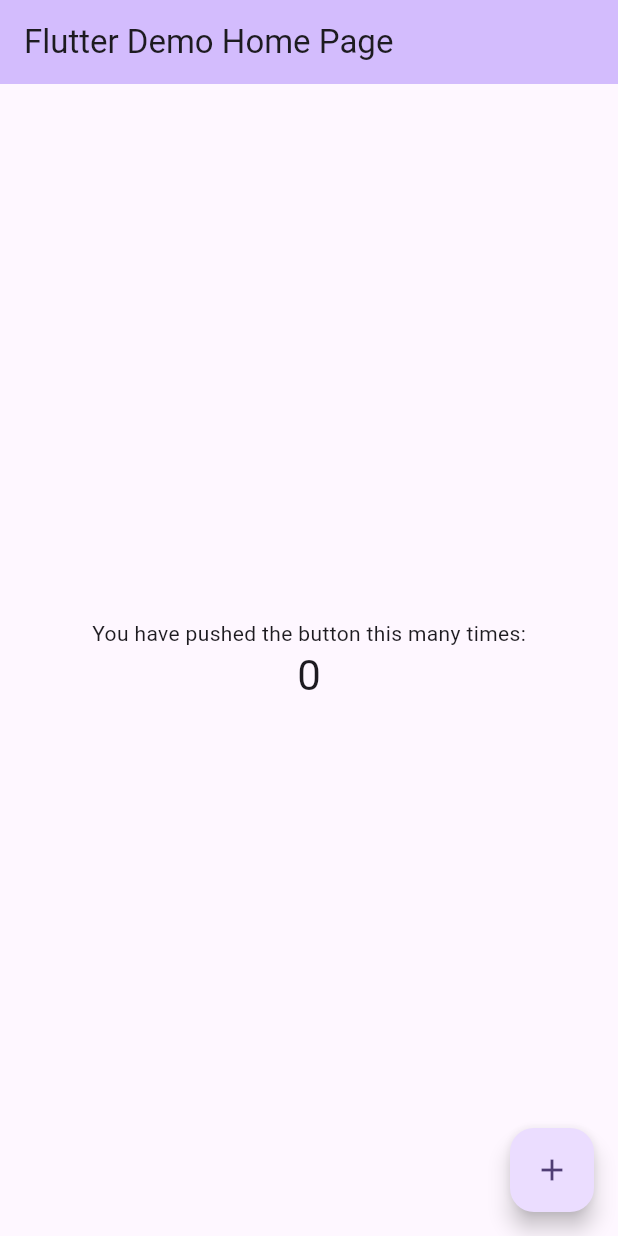
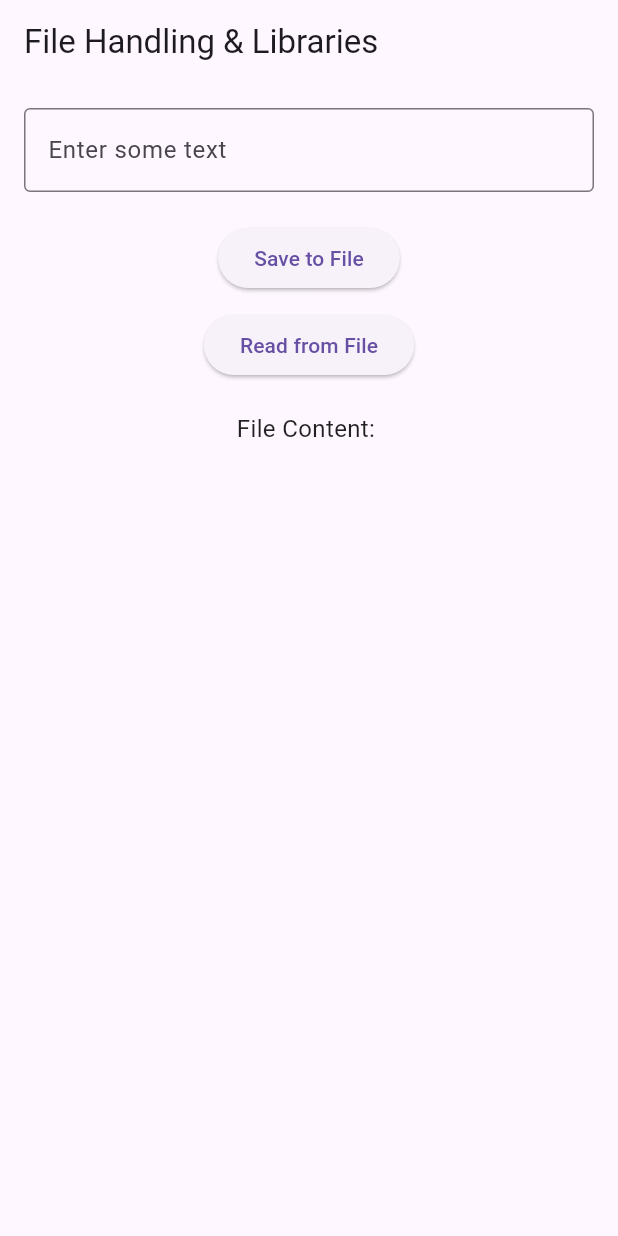
Before and after one commit to Hindavi-1/MAD-Lab, a Flutter app: the screen it shows after launch, on a phone screen of 412 x 824 dp. Run offline on Flutter 3.47's test engine with Material 3 defaults, Android fonts, the light colour scheme and no system bars.

Commit message:
task8 - file handling

```diff
--- a/exp_8 /lib/main.dart
+++ b/exp_8 /lib/main.dart
@@ -1,122 +1,189 @@
+import 'dart:convert';
+
+import 'dart:io';
+
 import 'package:flutter/material.dart';
 
+import 'package:path_provider/path_provider.dart';
+
+
+
 void main() {
-  runApp(const MyApp());
+
+  runApp(MyApp());
+
 }
 
+
+
 class MyApp extends StatelessWidget {
-  const MyApp({super.key});
 
-  // This widget is the root of your application.
   @override
+
   Widget build(BuildContext context) {
+
     return MaterialApp(
-      title: 'Flutter Demo',
-      theme: ThemeData(
-        // This is the theme of your application.
-        //
-        // TRY THIS: Try running your application with "flutter run". You'll see
-        // the application has a purple toolbar. Then, without quitting the app,
-        // try changing the seedColor in the colorScheme below to Colors.green
-        // and then invoke "hot reload" (save your changes or press the "hot
-        // reload" button in a Flutter-supported IDE, or press "r" if you used
-        // the command line to start the app).
-        //
-        // Notice that the counter didn't reset back to zero; the application
-        // state is not lost during the reload. To reset the state, use hot
-        // restart instead.
-        //
-        // This works for code too, not just values: Most code changes can be
-        // tested with just a hot reload.
-        colorScheme: ColorScheme.fromSeed(seedColor: Colors.deepPurple),
-      ),
-      home: const MyHomePage(title: 'Flutter Demo Home Page'),
+
+      title: 'File Handling Demo',
+
+      theme: ThemeData(primarySwatch: Colors.teal),
+
+      home: FileDemoScreen(),
+
     );
+
   }
+
 }
 
-class MyHomePage extends StatefulWidget {
-  const MyHomePage({super.key, required this.title});
 
-  // This widget is the home page of your application. It is stateful, meaning
-  // that it has a State object (defined below) that contains fields that affect
-  // how it looks.
 
-  // This class is the configuration for the state. It holds the values (in this
-  // case the title) provided by the parent (in this case the App widget) and
-  // used by the build method of the State. Fields in a Widget subclass are
-  // always marked "final".
-
-  final String title;
+class FileDemoScreen extends StatefulWidget {
 
   @override
-  State<MyHomePage> createState() => _MyHomePageState();
+
+  _FileDemoScreenState createState() => _FileDemoScreenState();
+
 }
 
-class _MyHomePageState extends State<MyHomePage> {
-  int _counter = 0;
 
-  void _incrementCounter() {
-    setState(() {
-      // This call to setState tells the Flutter framework that something has
-      // changed in this State, which causes it to rerun the build method below
-      // so that the display can reflect the updated values. If we changed
-      // _counter without calling setState(), then the build method would not be
-      // called again, and so nothing would appear to happen.
-      _counter++;
-    });
+
+class _FileDemoScreenState extends State<FileDemoScreen> {
+
+  TextEditingController _controller = TextEditingController();
+
+  String _fileContent = "";
+
+
+
+  // Get file directory
+
+  Future<File> getFile() async {
+
+    final directory = await getApplicationDocumentsDirectory();
+
+    return File('${directory.path}/userdata.json');
+
   }
 
+
+
+  // Write data to file
+
+  Future<void> writeToFile(String data) async {
+
+    final file = await getFile();
+
+    await file.writeAsString(jsonEncode({'user_input': data}));
+
+  }
+
+
+
+  // Read data from file
+
+  Future<void> readFromFile() async {
+
+    try {
+
+      final file = await getFile();
+
+      String content = await file.readAsString();
+
+      setState(() {
+
+        _fileContent = jsonDecode(content)['user_input'];
+
+      });
+
+    } catch (e) {
+
+      setState(() {
+
+        _fileContent = "No data found!";
+
+      });
+
+    }
+
+  }
+
+
+
   @override
+
   Widget build(BuildContext context) {
-    // This method is rerun every time setState is called, for instance as done
-    // by the _incrementCounter method above.
-    //
-    // The Flutter framework has been optimized to make rerunning build methods
-    // fast, so that you can just rebuild anything that needs updating rather
-    // than having to individually change instances of widgets.
+
     return Scaffold(
-      appBar: AppBar(
-        // TRY THIS: Try changing the color here to a specific color (to
-        // Colors.amber, perhaps?) and trigger a hot reload to see the AppBar
-        // change color while the other colors stay the same.
-        backgroundColor: Theme.of(context).colorScheme.inversePrimary,
-        // Here we take the value from the MyHomePage object that was created by
-        // the App.build method, and use it to set our appbar title.
-        title: Text(widget.title),
+
+      appBar: AppBar(title: Text('File Handling & Libraries')),
+
+      body: Padding(
+
+        padding: const EdgeInsets.all(16.0),
+
+        child: Column(
+
+          children: [
+
+            TextField(
+
+              controller: _controller,
+
+              decoration: InputDecoration(
+
+                labelText: "Enter some text",
+
+                border: OutlineInputBorder(),
+
+              ),
+
+            ),
+
+            SizedBox(height: 20),
+
+            ElevatedButton(
+
+              onPressed: () async {
+
+                await writeToFile(_controller.text);
+
+                _controller.clear();
+
+              },
+
+              child: Text("Save to File"),
+
+            ),
+
+            SizedBox(height: 10),
+
+            ElevatedButton(
+
+              onPressed: readFromFile,
+
+              child: Text("Read from File"),
+
+            ),
+
+            SizedBox(height: 20),
+
+            Text(
+
+              "File Content: $_fileContent",
+
+              style: TextStyle(fontSize: 16, color: Colors.black87),
+
+            ),
+
+          ],
+
+        ),
+
       ),
-      body: Center(
-        // Center is a layout widget. It takes a single child and positions it
-        // in the middle of the parent.
-        child: Column(
-          // Column is also a layout widget. It takes a list of children and
-          // arranges them vertically. By default, it sizes itself to fit its
-          // children horizontally, and tries to be as tall as its parent.
-          //
-          // Column has various properties to control how it sizes itself and
-          // how it positions its children. Here we use mainAxisAlignment to
-          // center the children vertically; the main axis here is the vertical
-          // axis because Columns are vertical (the cross axis would be
-          // horizontal).
-          //
-          // TRY THIS: Invoke "debug painting" (choose the "Toggle Debug Paint"
-          // action in the IDE, or press "p" in the console), to see the
-          // wireframe for each widget.
-          mainAxisAlignment: MainAxisAlignment.center,
-          children: <Widget>[
-            const Text('You have pushed the button this many times:'),
-            Text(
-              '$_counter',
-              style: Theme.of(context).textTheme.headlineMedium,
-            ),
-          ],
-        ),
-      ),
-      floatingActionButton: FloatingActionButton(
-        onPressed: _incrementCounter,
-        tooltip: 'Increment',
-        child: const Icon(Icons.add),
-      ), // This trailing comma makes auto-formatting nicer for build methods.
+
     );
+
   }
+
 }
```
